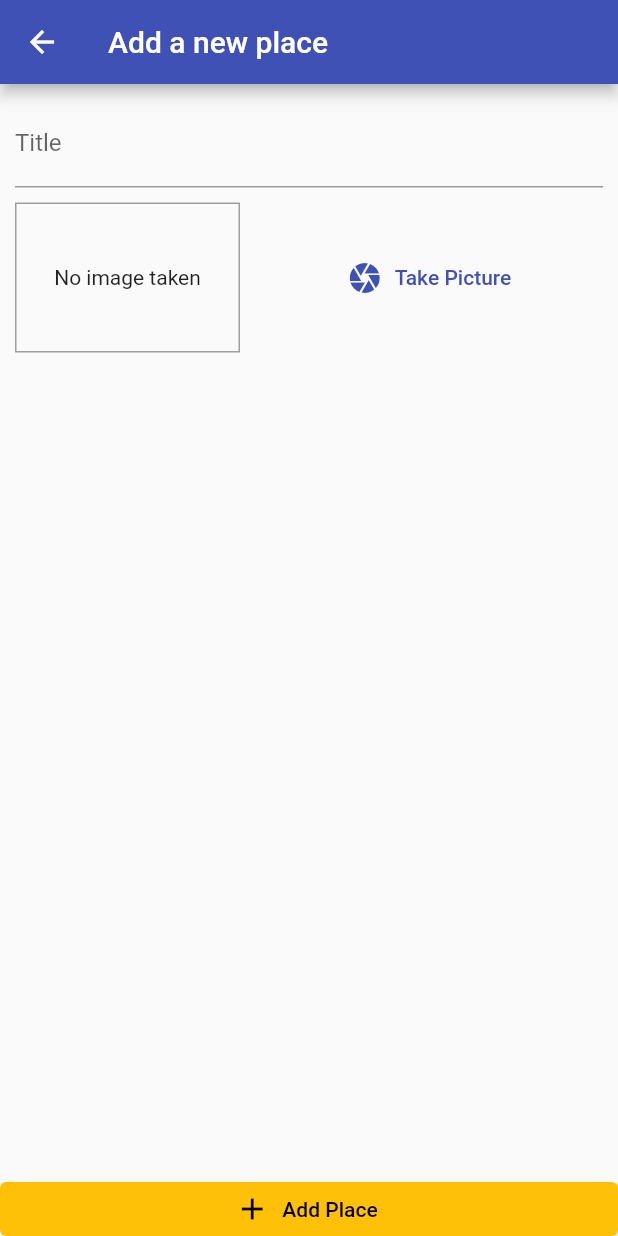
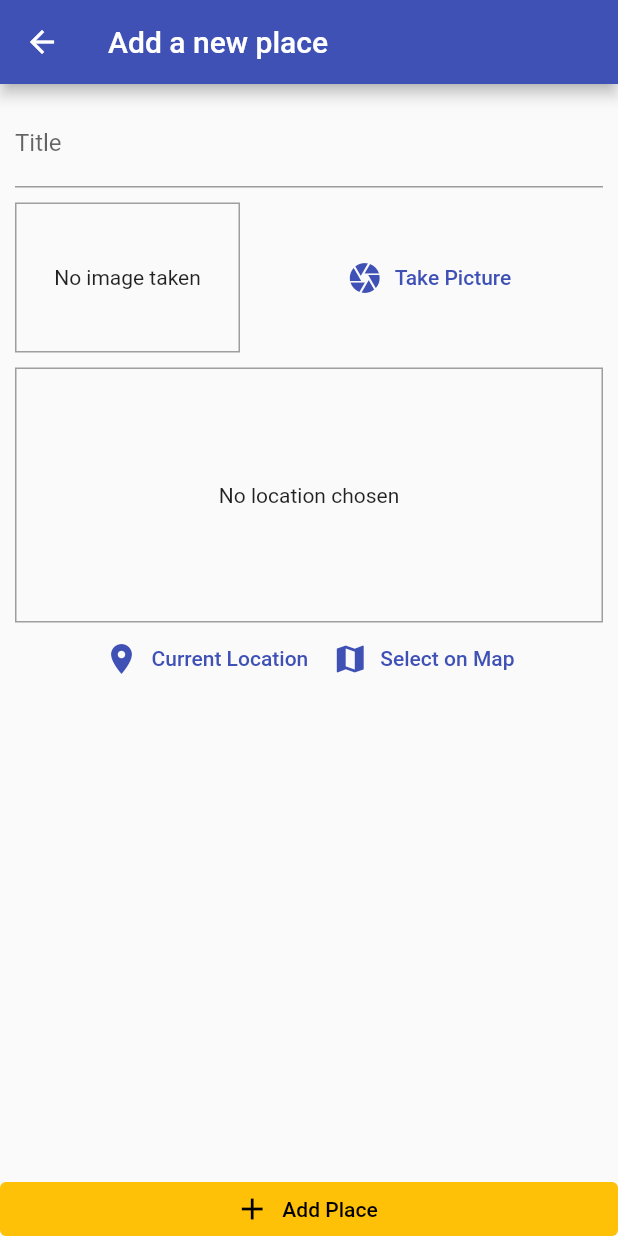
Before and after one commit to Neidn/using-device-flutter, a Flutter app: the screen it shows after launch, after a tap on the "add" icon, on a phone screen of 412 x 824 dp. Run offline on Flutter 3.47's test engine with Material 2 defaults, Android fonts, the phone set to English and light mode, and no system bars; our stand-ins replace image_picker, location, sqflite; accounts and stored records are empty.

Commit message:
Add Using Camera Device and a little of Geolocation Data

```diff
--- /dev/null
+++ b/lib/helpers/db_helper.dart
@@ -0,0 +1,35 @@
+import 'package:sqflite/sqflite.dart' as sql;
+import 'package:path/path.dart' as path;
+import 'package:sqflite/sqlite_api.dart';
+
+class DBHelper {
+  static Future<Database> database() async {
+    final dbPath = await sql.getDatabasesPath();
+    return sql.openDatabase(
+      path.join(dbPath, 'places.db'),
+      onCreate: (db, version) => db.execute(
+          'CREATE TABLE user_places(id TEXT PRIMARY KEY, title TEXT, image TEXT)'),
+      version: 1,
+    );
+  }
+
+  static Future<void> insert(String table, Map<String, Object> data) async {
+    final db = await DBHelper.database();
+    final result = await db.insert(
+      table,
+      data,
+      conflictAlgorithm: sql.ConflictAlgorithm.replace,
+    );
+
+    if (result == 0) {
+      print('Error inserting data');
+    } else {
+      print('Data inserted');
+    }
+  }
+
+  static Future<List<Map<String, dynamic>>> getData(String table) async {
+    final db = await DBHelper.database();
+    return db.query(table);
+  }
+}
--- a/lib/providers/great_places.dart
+++ b/lib/providers/great_places.dart
@@ -1,6 +1,11 @@
+import 'dart:io';
+
 import 'package:flutter/material.dart';
 
+import '../models/place_location.dart';
 import '../models/place.dart';
+
+import '../helpers/db_helper.dart';
 
 class GreatPlaces with ChangeNotifier {
   final List<Place> _items = [];
@@ -8,4 +13,49 @@ class GreatPlaces with ChangeNotifier {
   List<Place> get items {
     return [..._items];
   }
+
+  int get itemsCount {
+    return _items.length;
+  }
+
+  void addPlace(String title, File image) {
+    final newPlace = Place(
+      id: DateTime.now().toString(),
+      title: title,
+      image: image,
+      location: PlaceLocation(
+        latitude: 37.422,
+        longitude: -122.084,
+        address: 'Googleplex Mountain View, CA, USA',
+      ),
+    );
+    _items.add(newPlace);
+    notifyListeners();
+    DBHelper.insert('user_places', {
+      'id': newPlace.id,
+      'title': newPlace.title,
+      'image': newPlace.image.path,
+    });
+  }
+
+  Future<void> fetchAndSetPlaces() async {
+    final dataList = await DBHelper.getData('user_places');
+    _items.clear();
+
+    dataList
+        .map((e) => _items.add(
+              Place(
+                id: e['id'],
+                title: e['title'],
+                image: File(e['image']),
+                location: PlaceLocation(
+                  latitude: 37.422,
+                  longitude: -122.084,
+                  address: 'Googleplex Mountain View, CA, USA',
+                ),
+              ),
+            ))
+        .toList();
+    notifyListeners();
+  }
 }
--- a/lib/screens/add_place_screen.dart
+++ b/lib/screens/add_place_screen.dart
@@ -1,6 +1,13 @@
+import 'dart:io';
+
+import 'package:device_app/widgets/location_input.dart';
 import 'package:flutter/material.dart';
+import 'package:provider/provider.dart';
+
+import '../providers/great_places.dart';
 
 import '../widgets/image_input.dart';
+import '../widgets/location_input.dart';
 
 class AddPlaceScreen extends StatefulWidget {
   static const routeName = '/add-place';
@@ -13,6 +20,22 @@ class AddPlaceScreen extends StatefulWidget {
 
 class _AddPlaceScreenState extends State<AddPlaceScreen> {
   final _titleController = TextEditingController();
+  File _pickedImage = File('');
+
+  void _selectImage(File pickedImage) {
+    setState(() {
+      _pickedImage = pickedImage;
+    });
+  }
+
+  void _savePlace() {
+    if (_titleController.text.isEmpty || _pickedImage.path.isEmpty) {
+      return;
+    }
+    Provider.of<GreatPlaces>(context, listen: false)
+        .addPlace(_titleController.text, _pickedImage);
+    Navigator.of(context).pop();
+  }
 
   @override
   Widget build(BuildContext context) {
@@ -34,14 +57,16 @@ class _AddPlaceScreenState extends State<AddPlaceScreen> {
                       controller: _titleController,
                     ),
                     const SizedBox(height: 10),
-                    ImageInput(),
+                    ImageInput(_selectImage),
+                    const SizedBox(height: 10),
+                    LocationInput(),
                   ],
                 ),
               ),
             ),
           ),
           ElevatedButton.icon(
-            onPressed: () => {},
+            onPressed: () => _savePlace(),
             icon: const Icon(Icons.add),
             label: const Text('Add Place'),
             style: ElevatedButton.styleFrom(
--- a/lib/screens/places_list_screen.dart
+++ b/lib/screens/places_list_screen.dart
@@ -1,6 +1,9 @@
 import 'package:flutter/material.dart';
+import 'package:provider/provider.dart';
 
 import 'add_place_screen.dart';
+
+import '../providers/great_places.dart';
 
 class PlacesListScreen extends StatelessWidget {
   const PlacesListScreen({Key? key}) : super(key: key);
@@ -12,13 +15,50 @@ class PlacesListScreen extends StatelessWidget {
         title: const Text('Your Places'),
         actions: [
           IconButton(
-            onPressed: () => Navigator.of(context).pushNamed(AddPlaceScreen.routeName),
+            onPressed: () =>
+                Navigator.of(context).pushNamed(AddPlaceScreen.routeName),
             icon: const Icon(Icons.add),
           ),
         ],
       ),
-      body: const Center(
-        child: CircularProgressIndicator(),
+      body: FutureBuilder(
+        future: Provider.of<GreatPlaces>(context, listen: false)
+            .fetchAndSetPlaces(),
+        builder: (ctx, snapshot) {
+          if (snapshot.connectionState == ConnectionState.waiting) {
+            return const Center(
+              child: CircularProgressIndicator(),
+            );
+          }
+
+          return Consumer<GreatPlaces>(
+            child: const Center(
+              child: Text('Got no places yet, start adding some!'),
+            ),
+            builder: (ctx, greatPlaces, ch) {
+              if (ch == null) {
+                return const Center(
+                  child: Text('Got no places yet, start adding some!'),
+                );
+              }
+
+              if (greatPlaces.itemsCount == 0) {
+                return ch;
+              }
+
+              return ListView.builder(
+                itemCount: greatPlaces.itemsCount,
+                itemBuilder: (ctx, i) => ListTile(
+                  leading: CircleAvatar(
+                    backgroundImage: FileImage(greatPlaces.items[i].image),
+                  ),
+                  title: Text(greatPlaces.items[i].title),
+                  onTap: () => {},
+                ),
+              );
+            },
+          );
+        },
       ),
     );
   }
--- a/lib/widgets/image_input.dart
+++ b/lib/widgets/image_input.dart
@@ -2,23 +2,42 @@ import 'dart:io';
 
 import 'package:flutter/material.dart';
 import 'package:image_picker/image_picker.dart';
+import 'package:path/path.dart' as path;
+import 'package:path_provider/path_provider.dart' as syspaths;
 
 class ImageInput extends StatefulWidget {
-  const ImageInput({Key? key}) : super(key: key);
+  final Function onSelectImage;
+
+  const ImageInput(this.onSelectImage, {super.key});
 
   @override
   State<ImageInput> createState() => _ImageInputState();
 }
 
 class _ImageInputState extends State<ImageInput> {
-  final File _storedImage = File('');
+  File _storedImage = File('');
 
   Future<void> _takePicture() async {
     final picker = ImagePicker();
-    final awaitImage = await picker.pickImage(
+    final imageFile = await picker.pickImage(
       source: ImageSource.camera,
       maxWidth: 600,
     );
+
+    if (imageFile == null) {
+      return;
+    }
+
+    setState(() {
+      _storedImage = File(imageFile.path);
+    });
+
+    final appDir = await syspaths.getApplicationDocumentsDirectory();
+    final String fileName = path.basename(imageFile.path);
+    final imagePath = '${appDir.path}/$fileName';
+    await imageFile.saveTo(imagePath).then((value) => {
+          widget.onSelectImage(File(imagePath)),
+        });
   }
 
   @override
--- /dev/null
+++ b/lib/widgets/location_input.dart
@@ -0,0 +1,67 @@
+import 'package:flutter/material.dart';
+import 'package:location/location.dart';
+
+class LocationInput extends StatefulWidget {
+  const LocationInput({Key? key}) : super(key: key);
+
+  @override
+  State<LocationInput> createState() => _LocationInputState();
+}
+
+class _LocationInputState extends State<LocationInput> {
+  final String _previewImageUrl = '';
+
+  Future<void> _getCurrentUserLocation() async {
+    final locData = await Location().getLocation();
+    print(locData.latitude);
+    print(locData.longitude);
+  }
+
+  @override
+  Widget build(BuildContext context) {
+    return Column(
+      children: [
+        Container(
+          height: 170,
+          width: double.infinity,
+          alignment: Alignment.center,
+          decoration: BoxDecoration(
+            border: Border.all(
+              width: 1,
+              color: Colors.grey,
+            ),
+          ),
+          child: _previewImageUrl.isEmpty
+              ? const Text(
+                  'No location chosen',
+                  textAlign: TextAlign.center,
+                )
+              : Image.network(
+                  _previewImageUrl,
+                  fit: BoxFit.cover,
+                  width: double.infinity,
+                  errorBuilder: (context, error, stackTrace) => const Text(
+                    'No location chosen',
+                    textAlign: TextAlign.center,
+                  ),
+                ),
+        ),
+        Row(
+          mainAxisAlignment: MainAxisAlignment.center,
+          children: [
+            TextButton.icon(
+              onPressed: () => _getCurrentUserLocation(),
+              icon: const Icon(Icons.location_on),
+              label: const Text('Current Location'),
+            ),
+            TextButton.icon(
+              onPressed: () => {},
+              icon: const Icon(Icons.map),
+              label: const Text('Select on Map'),
+            ),
+          ],
+        ),
+      ],
+    );
+  }
+}
--- a/pubspec.yaml
+++ b/pubspec.yaml
@@ -38,6 +38,10 @@ dependencies:
   provider: ^6.0.5
   http: ^0.13.5
   image_picker: ^0.8.7
+  path_provider: ^2.0.13
+  path: ^1.8.2
+  sqflite: ^2.2.6
+  location: ^4.4.0
 
 dev_dependencies:
   flutter_test:
```
Also changed, not shown: pubspec.lock, 4 other files.
